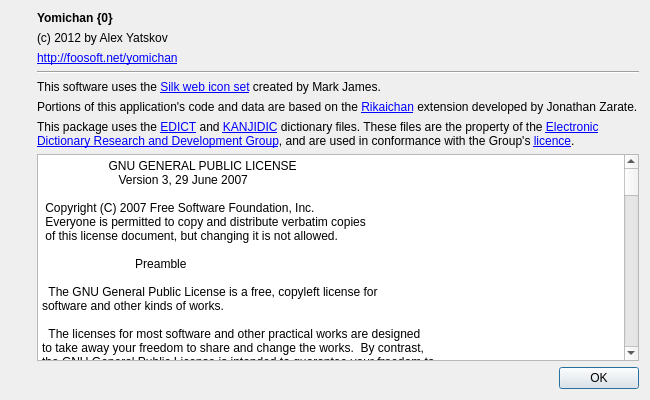
First picture: the form in ui/about.ui, repository FooSoft/yomichan-anki, before the edit.
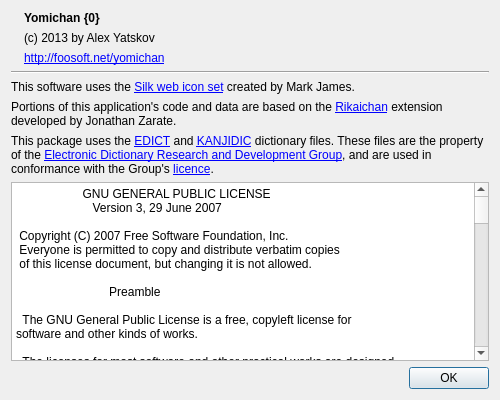
Second picture: the form after the edit. Icons and pictures are not drawn.

```diff
--- a/ui/about.ui
+++ b/ui/about.ui
@@ -6,17 +6,17 @@
    <rect>
     <x>0</x>
     <y>0</y>
-    <width>650</width>
+    <width>500</width>
     <height>400</height>
    </rect>
   </property>
   <property name="windowTitle">
    <string>About</string>
   </property>
-  <layout class="QHBoxLayout" name="horizontalLayout">
-   <item>
     <layout class="QVBoxLayout" name="verticalLayout_2">
      <item>
+    <layout class="QHBoxLayout" name="horizontalLayout">
+     <item>
       <widget class="QLabel" name="label">
        <property name="text">
         <string/>
@@ -27,21 +27,6 @@
       </widget>
      </item>
      <item>
-      <spacer name="verticalSpacer">
-       <property name="orientation">
-        <enum>Qt::Vertical</enum>
-       </property>
-       <property name="sizeHint" stdset="0">
-        <size>
-         <width>20</width>
-         <height>40</height>
-        </size>
-       </property>
-      </spacer>
-     </item>
-    </layout>
-   </item>
-   <item>
     <layout class="QVBoxLayout" name="verticalLayout">
      <item>
       <widget class="QLabel" name="labelVersion">
@@ -53,7 +38,7 @@
      <item>
       <widget class="QLabel" name="label_3">
        <property name="text">
-        <string>(c) 2012 by Alex Yatskov</string>
+          <string>(c) 2013 by Alex Yatskov</string>
        </property>
       </widget>
      </item>
@@ -67,6 +52,23 @@
        </property>
       </widget>
      </item>
+      </layout>
+     </item>
+     <item>
+      <spacer name="horizontalSpacer">
+       <property name="orientation">
+        <enum>Qt::Horizontal</enum>
+       </property>
+       <property name="sizeHint" stdset="0">
+        <size>
+         <width>40</width>
+         <height>20</height>
+        </size>
+       </property>
+      </spacer>
+     </item>
+    </layout>
+   </item>
      <item>
       <widget class="Line" name="line">
        <property name="orientation">
@@ -115,6 +117,9 @@
      </item>
      <item>
       <widget class="QPlainTextEdit" name="plainTextEdit">
+     <property name="horizontalScrollBarPolicy">
+      <enum>Qt::ScrollBarAlwaysOff</enum>
+     </property>
        <property name="lineWrapMode">
         <enum>QPlainTextEdit::NoWrap</enum>
        </property>
@@ -809,8 +814,6 @@
         <set>QDialogButtonBox::Ok</set>
        </property>
       </widget>
-     </item>
-    </layout>
    </item>
   </layout>
  </widget>
```
Lines whose indentation alone changed are shown as unchanged.
